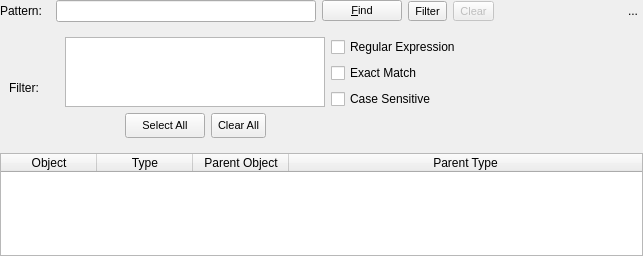
The window that libpgmodeler_ui/ui/objectfinderwidget.ui (pgmodeler/pgmodeler) describes before a commit, drawn with Qt 5.
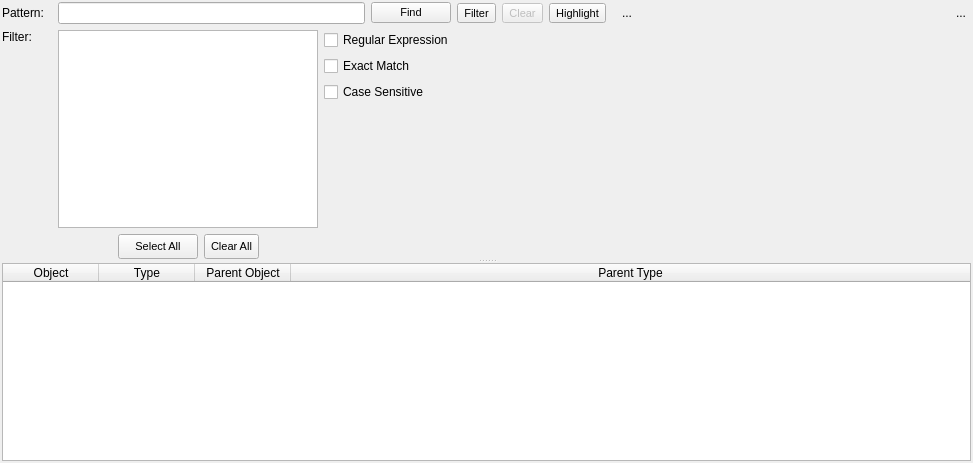
The same window after the commit. Icons and pictures are not drawn.

```diff
--- a/libpgmodeler_ui/ui/objectfinderwidget.ui
+++ b/libpgmodeler_ui/ui/objectfinderwidget.ui
@@ -6,8 +6,8 @@
    <rect>
     <x>0</x>
     <y>0</y>
-    <width>643</width>
-    <height>256</height>
+    <width>973</width>
+    <height>463</height>
    </rect>
   </property>
   <property name="windowTitle">
@@ -15,7 +15,7 @@
   </property>
   <layout class="QGridLayout" name="objfinder_grid">
    <property name="margin">
-    <number>0</number>
+    <number>2</number>
    </property>
    <property name="spacing">
     <number>6</number>
@@ -39,22 +39,101 @@
      </property>
     </widget>
    </item>
+   <item row="0" column="8">
+    <widget class="QToolButton" name="hide_tb">
+     <property name="minimumSize">
+      <size>
+       <width>20</width>
+       <height>20</height>
+      </size>
+     </property>
+     <property name="maximumSize">
+      <size>
+       <width>20</width>
+       <height>20</height>
+      </size>
+     </property>
+     <property name="toolTip">
+      <string>Hide this widget</string>
+     </property>
+     <property name="text">
+      <string>...</string>
+     </property>
+     <property name="icon">
+      <iconset resource="../res/resources.qrc">
+       <normaloff>:/icones/icones/fechar1.png</normaloff>:/icones/icones/fechar1.png</iconset>
+     </property>
+     <property name="autoRaise">
+      <bool>true</bool>
+     </property>
+    </widget>
+   </item>
+   <item row="0" column="5">
+    <widget class="QToolButton" name="highlight_btn">
+     <property name="enabled">
+      <bool>true</bool>
+     </property>
+     <property name="font">
+      <font>
+       <pointsize>8</pointsize>
+      </font>
+     </property>
+     <property name="toolTip">
+      <string>Highlight graphical objects when selecting them on results</string>
+     </property>
+     <property name="text">
+      <string>Highlight</string>
+     </property>
+     <property name="icon">
+      <iconset resource="../res/resources.qrc">
+       <normaloff>:/icones/icones/selmovobjeto.png</normaloff>:/icones/icones/selmovobjeto.png</iconset>
+     </property>
+     <property name="iconSize">
+      <size>
+       <width>20</width>
+       <height>20</height>
+      </size>
+     </property>
+     <property name="checkable">
+      <bool>true</bool>
+     </property>
+     <property name="toolButtonStyle">
+      <enum>Qt::ToolButtonTextBesideIcon</enum>
+     </property>
+    </widget>
+   </item>
    <item row="0" column="1">
     <widget class="QLineEdit" name="lineEdit">
      <property name="sizePolicy">
-      <sizepolicy hsizetype="Preferred" vsizetype="Fixed">
+      <sizepolicy hsizetype="Expanding" vsizetype="Fixed">
        <horstretch>0</horstretch>
        <verstretch>0</verstretch>
       </sizepolicy>
      </property>
      <property name="minimumSize">
       <size>
-       <width>260</width>
+       <width>0</width>
        <height>0</height>
       </size>
      </property>
     </widget>
    </item>
+   <item row="0" column="6">
+    <widget class="QLabel" name="found_lbl">
+     <property name="sizePolicy">
+      <sizepolicy hsizetype="Fixed" vsizetype="Preferred">
+       <horstretch>0</horstretch>
+       <verstretch>0</verstretch>
+      </sizepolicy>
+     </property>
+     <property name="text">
+      <string>...</string>
+     </property>
+     <property name="indent">
+      <number>10</number>
+     </property>
+    </widget>
+   </item>
    <item row="0" column="2">
     <widget class="QPushButton" name="validate_btn">
      <property name="sizePolicy">
@@ -69,7 +148,7 @@
       </font>
      </property>
      <property name="text">
-      <string>&amp;Find</string>
+      <string>Find</string>
      </property>
      <property name="icon">
       <iconset resource="../res/resources.qrc">
@@ -81,36 +160,11 @@
        <height>20</height>
       </size>
      </property>
-    </widget>
-   </item>
-   <item row="0" column="3">
-    <widget class="QToolButton" name="filter_btn">
-     <property name="enabled">
-      <bool>true</bool>
+     <property name="autoDefault">
+      <bool>false</bool>
      </property>
-     <property name="font">
-      <font>
-       <pointsize>8</pointsize>
-      </font>
-     </property>
-     <property name="text">
-      <string>Filter</string>
-     </property>
-     <property name="icon">
-      <iconset resource="../res/resources.qrc">
-       <normaloff>:/icones/icones/filter.png</normaloff>:/icones/icones/filter.png</iconset>
-     </property>
-     <property name="iconSize">
-      <size>
-       <width>20</width>
-       <height>20</height>
-      </size>
-     </property>
-     <property name="checkable">
-      <bool>true</bool>
-     </property>
-     <property name="toolButtonStyle">
-      <enum>Qt::ToolButtonTextBesideIcon</enum>
+     <property name="default">
+      <bool>false</bool>
      </property>
     </widget>
    </item>
@@ -142,54 +196,19 @@
      </property>
     </widget>
    </item>
-   <item row="0" column="5">
-    <spacer name="horizontalSpacer">
+   <item row="1" column="0" colspan="9">
+    <widget class="QSplitter" name="splitter">
      <property name="orientation">
-      <enum>Qt::Horizontal</enum>
+      <enum>Qt::Vertical</enum>
      </property>
-     <property name="sizeHint" stdset="0">
-      <size>
-       <width>57</width>
-       <height>20</height>
-      </size>
+     <property name="childrenCollapsible">
+      <bool>false</bool>
      </property>
-    </spacer>
-   </item>
-   <item row="0" column="6">
-    <widget class="QToolButton" name="hide_tb">
-     <property name="minimumSize">
-      <size>
-       <width>20</width>
-       <height>20</height>
-      </size>
-     </property>
-     <property name="maximumSize">
-      <size>
-       <width>20</width>
-       <height>20</height>
-      </size>
-     </property>
-     <property name="toolTip">
-      <string>Hide this widget</string>
-     </property>
-     <property name="text">
-      <string>...</string>
-     </property>
-     <property name="icon">
-      <iconset resource="../res/resources.qrc">
-       <normaloff>:/icones/icones/fechar1.png</normaloff>:/icones/icones/fechar1.png</iconset>
-     </property>
-     <property name="autoRaise">
-      <bool>true</bool>
-     </property>
-    </widget>
-   </item>
-   <item row="1" column="0" colspan="7">
     <widget class="QWidget" name="filter_wgt" native="true">
      <property name="maximumSize">
       <size>
        <width>16777215</width>
-       <height>120</height>
+        <height>16777215</height>
       </size>
      </property>
      <layout class="QGridLayout" name="gridLayout_2">
@@ -210,6 +229,9 @@
         <property name="text">
          <string>Filter:</string>
         </property>
+         <property name="alignment">
+          <set>Qt::AlignLeading|Qt::AlignLeft|Qt::AlignTop</set>
+         </property>
        </widget>
       </item>
       <item row="3" column="2">
@@ -331,7 +353,7 @@
            </size>
           </property>
           <property name="checkable">
-           <bool>true</bool>
+            <bool>false</bool>
           </property>
           <property name="toolButtonStyle">
            <enum>Qt::ToolButtonTextBesideIcon</enum>
@@ -374,6 +396,12 @@
             <height>16777215</height>
            </size>
           </property>
+           <property name="editTriggers">
+            <set>QAbstractItemView::NoEditTriggers</set>
+           </property>
+           <property name="sortingEnabled">
+            <bool>true</bool>
+           </property>
          </widget>
         </item>
        </layout>
@@ -393,9 +421,7 @@
       </item>
      </layout>
     </widget>
-   </item>
-   <item row="2" column="0" colspan="7">
-    <widget class="QTableWidget" name="dependences_tbw">
+     <widget class="QTableWidget" name="result_tbw">
      <property name="enabled">
       <bool>true</bool>
      </property>
@@ -495,6 +521,57 @@
       </property>
      </column>
     </widget>
+    </widget>
+   </item>
+   <item row="0" column="3">
+    <widget class="QToolButton" name="filter_btn">
+     <property name="enabled">
+      <bool>true</bool>
+     </property>
+     <property name="font">
+      <font>
+       <pointsize>8</pointsize>
+      </font>
+     </property>
+     <property name="toolTip">
+      <string>Defines the search filter</string>
+     </property>
+     <property name="text">
+      <string>Filter</string>
+     </property>
+     <property name="icon">
+      <iconset resource="../res/resources.qrc">
+       <normaloff>:/icones/icones/filter.png</normaloff>:/icones/icones/filter.png</iconset>
+     </property>
+     <property name="iconSize">
+      <size>
+       <width>20</width>
+       <height>20</height>
+      </size>
+     </property>
+     <property name="checkable">
+      <bool>true</bool>
+     </property>
+     <property name="toolButtonStyle">
+      <enum>Qt::ToolButtonTextBesideIcon</enum>
+     </property>
+    </widget>
+   </item>
+   <item row="0" column="7">
+    <spacer name="horizontalSpacer">
+     <property name="orientation">
+      <enum>Qt::Horizontal</enum>
+     </property>
+     <property name="sizeType">
+      <enum>QSizePolicy::Expanding</enum>
+     </property>
+     <property name="sizeHint" stdset="0">
+      <size>
+       <width>40</width>
+       <height>20</height>
+      </size>
+     </property>
+    </spacer>
    </item>
   </layout>
  </widget>
```
Left out of the diff: 25 changed lines with no effect on the pictures. Lines whose indentation alone changed are shown as unchanged.
